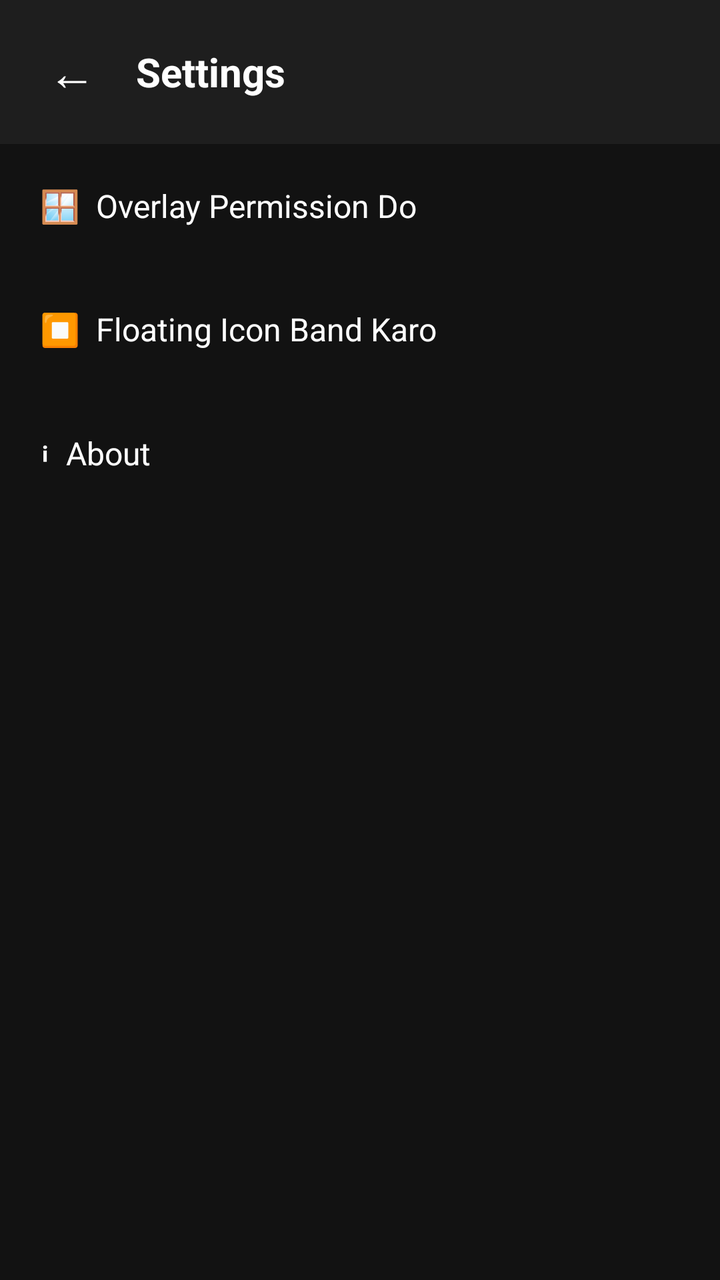
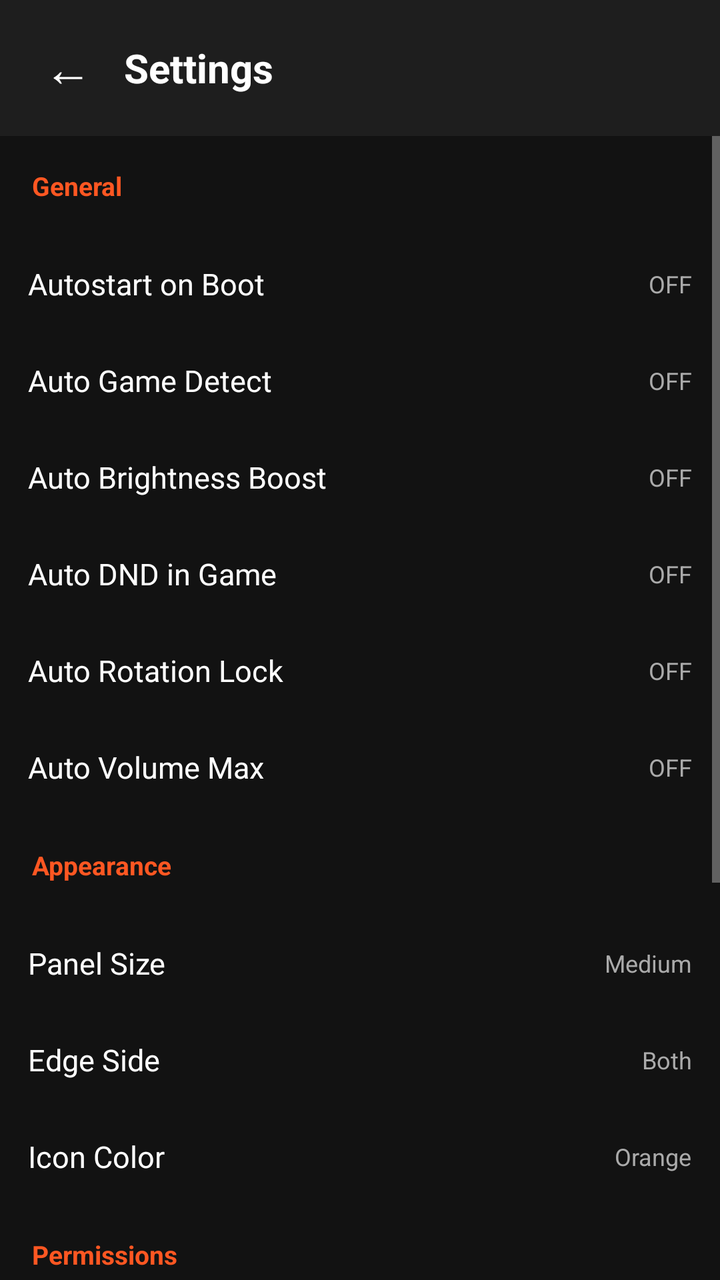

Two renders of the same Android screen: before a commit and after it. Below are the layout's source before the change and the commit's diff.
<!-- AndroidManifest.xml: application theme AppTheme -->
<!-- res/layout/activity_settings.xml -->
<?xml version="1.0" encoding="utf-8"?>
<LinearLayout xmlns:android="http://schemas.android.com/apk/res/android"
    android:layout_width="match_parent"
    android:layout_height="match_parent"
    android:orientation="vertical"
    android:background="#121212">

    <LinearLayout
        android:layout_width="match_parent"
        android:layout_height="wrap_content"
        android:padding="16dp"
        android:orientation="horizontal"
        android:gravity="center_vertical"
        android:background="#1E1E1E">

        <TextView
            android:id="@+id/backBtn"
            android:layout_width="40dp"
            android:layout_height="40dp"
            android:text="←"
            android:textColor="#FFFFFF"
            android:textSize="24sp"
            android:gravity="center"/>

        <TextView
            android:layout_width="0dp"
            android:layout_height="wrap_content"
            android:layout_weight="1"
            android:text="Settings"
            android:textColor="#FFFFFF"
            android:textSize="20sp"
            android:textStyle="bold"
            android:layout_marginStart="12dp"/>
    </LinearLayout>

    <TextView
        android:id="@+id/overlayBtn"
        android:layout_width="match_parent"
        android:layout_height="wrap_content"
        android:padding="20dp"
        android:text="🪟  Overlay Permission Do"
        android:textColor="#FFFFFF"
        android:textSize="16sp"
        android:background="?android:attr/selectableItemBackground"/>

    <TextView
        android:id="@+id/stopBtn"
        android:layout_width="match_parent"
        android:layout_height="wrap_content"
        android:padding="20dp"
        android:text="⏹  Floating Icon Band Karo"
        android:textColor="#FFFFFF"
        android:textSize="16sp"
        android:background="?android:attr/selectableItemBackground"/>

    <TextView
        android:id="@+id/aboutBtn"
        android:layout_width="match_parent"
        android:layout_height="wrap_content"
        android:padding="20dp"
        android:text="ℹ  About"
        android:textColor="#FFFFFF"
        android:textSize="16sp"
        android:background="?android:attr/selectableItemBackground"/>

</LinearLayout>
<!-- resources referenced by this layout -->
<resources>
  <style name="AppTheme" parent="Theme.AppCompat.DayNight.NoActionBar">
          <item name="android:windowBackground">#121212</item>
          <item name="android:statusBarColor">#1E1E1E</item>
          <item name="android:colorAccent">#FF5722</item>
      </style>
</resources>

<!-- the commit's change to res/layout/activity_settings.xml (unified diff, before → after) -->
@@ -3,64 +3,231 @@
     android:layout_width="match_parent"
     android:layout_height="match_parent"
     android:orientation="vertical"
-    android:background="#121212">
+    android:background="@color/dark_bg">
 
     <LinearLayout
         android:layout_width="match_parent"
         android:layout_height="wrap_content"
-        android:padding="16dp"
+        android:padding="14dp"
         android:orientation="horizontal"
         android:gravity="center_vertical"
-        android:background="#1E1E1E">
-
-        <TextView
-            android:id="@+id/backBtn"
-            android:layout_width="40dp"
-            android:layout_height="40dp"
-            android:text="←"
-            android:textColor="#FFFFFF"
-            android:textSize="24sp"
-            android:gravity="center"/>
-
-        <TextView
-            android:layout_width="0dp"
+        android:background="@color/dark_bar">
+        <TextView android:id="@+id/backBtn"
+            android:layout_width="40dp" android:layout_height="40dp"
+            android:text="←" android:textColor="@color/white"
+            android:textSize="24sp" android:gravity="center"/>
+        <TextView android:text="Settings"
+            android:textColor="@color/white" android:textSize="20sp"
+            android:textStyle="bold" android:layout_marginStart="8dp"
+            android:layout_width="wrap_content" android:layout_height="wrap_content"/>
+    </LinearLayout>
+
+    <ScrollView android:layout_width="match_parent"
+        android:layout_height="match_parent">
+        <LinearLayout android:layout_width="match_parent"
             android:layout_height="wrap_content"
-            android:layout_weight="1"
-            android:text="Settings"
-            android:textColor="#FFFFFF"
-            android:textSize="20sp"
-            android:textStyle="bold"
-            android:layout_marginStart="12dp"/>
-    </LinearLayout>
-
-    <TextView
-        android:id="@+id/overlayBtn"
-        android:layout_width="match_parent"
-        android:layout_height="wrap_content"
-        android:padding="20dp"
-        android:text="🪟  Overlay Permission Do"
-        android:textColor="#FFFFFF"
-        android:textSize="16sp"
-        android:background="?android:attr/selectableItemBackground"/>
-
-    <TextView
-        android:id="@+id/stopBtn"
-        android:layout_width="match_parent"
-        android:layout_height="wrap_content"
-        android:padding="20dp"
-        android:text="⏹  Floating Icon Band Karo"
-        android:textColor="#FFFFFF"
-        android:textSize="16sp"
-        android:background="?android:attr/selectableItemBackground"/>
-
-    <TextView
-        android:id="@+id/aboutBtn"
-        android:layout_width="match_parent"
-        android:layout_height="wrap_content"
-        android:padding="20dp"
-        android:text="ℹ  About"
-        android:textColor="#FFFFFF"
-        android:textSize="16sp"
-        android:background="?android:attr/selectableItemBackground"/>
-
+            android:orientation="vertical">
+
+            <TextView android:text="General"
+                android:textColor="@color/orange" android:textSize="13sp"
+                android:textStyle="bold" android:padding="16dp"
+                android:paddingBottom="8dp"
+                android:layout_width="wrap_content" android:layout_height="wrap_content"/>
+
+            <LinearLayout android:id="@+id/rowAutostart"
+                android:layout_width="match_parent" android:layout_height="wrap_content"
+                android:padding="14dp" android:background="?android:attr/selectableItemBackground"
+                android:orientation="horizontal" android:gravity="center_vertical">
+                <TextView android:text="Autostart on Boot"
+                    android:textColor="@color/white" android:textSize="15sp"
+                    android:layout_width="0dp" android:layout_weight="1"
+                    android:layout_height="wrap_content"/>
+                <TextView android:id="@+id/stateAutostart" android:text="OFF"
+                    android:textColor="@color/text_secondary" android:textSize="12sp"
+                    android:layout_width="wrap_content" android:layout_height="wrap_content"/>
+            </LinearLayout>
+
+            <LinearLayout android:id="@+id/rowAutoDetect"
+                android:layout_width="match_parent" android:layout_height="wrap_content"
+                android:padding="14dp" android:background="?android:attr/selectableItemBackground"
+                android:orientation="horizontal" android:gravity="center_vertical">
+                <TextView android:text="Auto Game Detect"
+                    android:textColor="@color/white" android:textSize="15sp"
+                    android:layout_width="0dp" android:layout_weight="1"
+                    android:layout_height="wrap_content"/>
+                <TextView android:id="@+id/stateAutoDetect" android:text="OFF"
+                    android:textColor="@color/text_secondary" android:textSize="12sp"
+                    android:layout_width="wrap_content" android:layout_height="wrap_content"/>
+            </LinearLayout>
+
+            <LinearLayout android:id="@+id/rowAutoBright"
+                android:layout_width="match_parent" android:layout_height="wrap_content"
+                android:padding="14dp" android:background="?android:attr/selectableItemBackground"
+                android:orientation="horizontal" android:gravity="center_vertical">
+                <TextView android:text="Auto Brightness Boost"
+                    android:textColor="@color/white" android:textSize="15sp"
+                    android:layout_width="0dp" android:layout_weight="1"
+                    android:layout_height="wrap_content"/>
+                <TextView android:id="@+id/stateAutoBright" android:text="OFF"
+                    android:textColor="@color/text_secondary" android:textSize="12sp"
+                    android:layout_width="wrap_content" android:layout_height="wrap_content"/>
+            </LinearLayout>
+
+            <LinearLayout android:id="@+id/rowAutoDnd"
+                android:layout_width="match_parent" android:layout_height="wrap_content"
+                android:padding="14dp" android:background="?android:attr/selectableItemBackground"
+                android:orientation="horizontal" android:gravity="center_vertical">
+                <TextView android:text="Auto DND in Game"
+                    android:textColor="@color/white" android:textSize="15sp"
+                    android:layout_width="0dp" android:layout_weight="1"
+                    android:layout_height="wrap_content"/>
+                <TextView android:id="@+id/stateAutoDnd" android:text="OFF"
+                    android:textColor="@color/text_secondary" android:textSize="12sp"
+                    android:layout_width="wrap_content" android:layout_height="wrap_content"/>
+            </LinearLayout>
+
+            <LinearLayout android:id="@+id/rowAutoRotate"
+                android:layout_width="match_parent" android:layout_height="wrap_content"
+                android:padding="14dp" android:background="?android:attr/selectableItemBackground"
+                android:orientation="horizontal" android:gravity="center_vertical">
+                <TextView android:text="Auto Rotation Lock"
+                    android:textColor="@color/white" android:textSize="15sp"
+                    android:layout_width="0dp" android:layout_weight="1"
+                    android:layout_height="wrap_content"/>
+                <TextView android:id="@+id/stateAutoRotate" android:text="OFF"
+                    android:textColor="@color/text_secondary" android:textSize="12sp"
+                    android:layout_width="wrap_content" android:layout_height="wrap_content"/>
+            </LinearLayout>
+
+            <LinearLayout android:id="@+id/rowAutoVolume"
+                android:layout_width="match_parent" android:layout_height="wrap_content"
+                android:padding="14dp" android:background="?android:attr/selectableItemBackground"
+                android:orientation="horizontal" android:gravity="center_vertical">
+                <TextView android:text="Auto Volume Max"
+                    android:textColor="@color/white" android:textSize="15sp"
+                    android:layout_width="0dp" android:layout_weight="1"
+                    android:layout_height="wrap_content"/>
+                <TextView android:id="@+id/stateAutoVolume" android:text="OFF"
+                    android:textColor="@color/text_secondary" android:textSize="12sp"
+                    android:layout_width="wrap_content" android:layout_height="wrap_content"/>
+            </LinearLayout>
+
+            <TextView android:text="Appearance"
+                android:textColor="@color/orange" android:textSize="13sp"
+                android:textStyle="bold" android:padding="16dp"
+                android:paddingBottom="8dp"
+                android:layout_width="wrap_content" android:layout_height="wrap_content"/>
+
+            <LinearLayout android:id="@+id/rowPanelSize"
+                android:layout_width="match_parent" android:layout_height="wrap_content"
+                android:padding="14dp" android:background="?android:attr/selectableItemBackground"
+                android:orientation="horizontal" android:gravity="center_vertical">
+                <TextView android:text="Panel Size"
+                    android:textColor="@color/white" android:textSize="15sp"
+                    android:layout_width="0dp" android:layout_weight="1"
+                    android:layout_height="wrap_content"/>
+                <TextView android:id="@+id/statePanelSize" android:text="Medium"
+                    android:textColor="@color/text_secondary" android:textSize="12sp"
+                    android:layout_width="wrap_content" android:layout_height="wrap_content"/>
+            </LinearLayout>
+
+            <LinearLayout android:id="@+id/rowEdgeSide"
+                android:layout_width="match_parent" android:layout_height="wrap_content"
+                android:padding="14dp" android:background="?android:attr/selectableItemBackground"
+                android:orientation="horizontal" android:gravity="center_vertical">
+                <TextView android:text="Edge Side"
+                    android:textColor="@color/white" android:textSize="15sp"
+                    android:layout_width="0dp" android:layout_weight="1"
+                    android:layout_height="wrap_content"/>
+                <TextView android:id="@+id/stateEdgeSide" android:text="Both"
+                    android:textColor="@color/text_secondary" android:textSize="12sp"
+                    android:layout_width="wrap_content" android:layout_height="wrap_content"/>
+            </LinearLayout>
+
+            <LinearLayout android:id="@+id/rowIconColor"
+                android:layout_width="match_parent" android:layout_height="wrap_content"
+                android:padding="14dp" android:background="?android:attr/selectableItemBackground"
+                android:orientation="horizontal" android:gravity="center_vertical">
+                <TextView android:text="Icon Color"
+                    android:textColor="@color/white" android:textSize="15sp"
+                    android:layout_width="0dp" android:layout_weight="1"
+                    android:layout_height="wrap_content"/>
+                <TextView android:id="@+id/stateIconColor" android:text="Orange"
+                    android:textColor="@color/text_secondary" android:textSize="12sp"
+                    android:layout_width="wrap_content" android:layout_height="wrap_content"/>
+            </LinearLayout>
+
+            <TextView android:text="Permissions"
+                android:textColor="@color/orange" android:textSize="13sp"
+                android:textStyle="bold" android:padding="16dp"
+                android:paddingBottom="8dp"
+                android:layout_width="wrap_content" android:layout_height="wrap_content"/>
+
+            <LinearLayout android:id="@+id/rowOverlayPerm"
+                android:layout_width="match_parent" android:layout_height="wrap_content"
+                android:padding="14dp" android:background="?android:attr/selectableItemBackground"
+                android:orientation="horizontal" android:gravity="center_vertical">
+                <TextView android:text="🪟  Overlay Permission"
+                    android:textColor="@color/white" android:textSize="15sp"
+                    android:layout_width="0dp" android:layout_weight="1"
+                    android:layout_height="wrap_content"/>
+                <TextView android:id="@+id/stateOverlay" android:text="GRANT"
+                    android:textColor="@color/orange" android:textSize="12sp"
+                    android:layout_width="wrap_content" android:layout_height="wrap_content"/>
+            </LinearLayout>
+
+            <LinearLayout android:id="@+id/rowDndPerm"
+                android:layout_width="match_parent" android:layout_height="wrap_content"
+                android:padding="14dp" android:background="?android:attr/selectableItemBackground"
+                android:orientation="horizontal" android:gravity="center_vertical">
+                <TextView android:text="🔕  DND Access"
+                    android:textColor="@color/white" android:textSize="15sp"
+                    android:layout_width="0dp" android:layout_weight="1"
+                    android:layout_height="wrap_content"/>
+                <TextView android:text="GRANT"
+                    android:textColor="@color/orange" android:textSize="12sp"
+                    android:layout_width="wrap_content" android:layout_height="wrap_content"/>
+            </LinearLayout>
+
+            <LinearLayout android:id="@+id/rowUsagePerm"
+                android:layout_width="match_parent" android:layout_height="wrap_content"
+                android:padding="14dp" android:background="?android:attr/selectableItemBackground"
+                android:orientation="horizontal" android:gravity="center_vertical">
+                <TextView android:text="📈  Usage Stats Access"
+                    android:textColor="@color/white" android:textSize="15sp"
+                    android:layout_width="0dp" android:layout_weight="1"
+                    android:layout_height="wrap_content"/>
+                <TextView android:text="GRANT"
+                    android:textColor="@color/orange" android:textSize="12sp"
+                    android:layout_width="wrap_content" android:layout_height="wrap_content"/>
+            </LinearLayout>
+
+            <TextView android:text="Other"
+                android:textColor="@color/orange" android:textSize="13sp"
+                android:textStyle="bold" android:padding="16dp"
+                android:paddingBottom="8dp"
+                android:layout_width="wrap_content" android:layout_height="wrap_content"/>
+
+            <LinearLayout android:id="@+id/rowStop"
+                android:layout_width="match_parent" android:layout_height="wrap_content"
+                android:padding="14dp" android:background="?android:attr/selectableItemBackground"
+                android:orientation="horizontal" android:gravity="center_vertical">
+                <TextView android:text="⏹  Stop Floating Icon"
+                    android:textColor="@color/red" android:textSize="15sp"
+                    android:layout_width="0dp" android:layout_weight="1"
+                    android:layout_height="wrap_content"/>
+            </LinearLayout>
+
+            <LinearLayout android:id="@+id/rowAbout"
+                android:layout_width="match_parent" android:layout_height="wrap_content"
+                android:padding="14dp" android:background="?android:attr/selectableItemBackground"
+                android:orientation="horizontal" android:gravity="center_vertical">
+                <TextView android:text="ℹ  About"
+                    android:textColor="@color/white" android:textSize="15sp"
+                    android:layout_width="0dp" android:layout_weight="1"
+                    android:layout_height="wrap_content"/>
+            </LinearLayout>
+
+        </LinearLayout>
+    </ScrollView>
 </LinearLayout>
<!-- resource entries referenced after the edit -->
@@ -1,9 +1,19 @@
 <!-- resources referenced by this layout -->
 <resources>
+  <color name="dark_bar">#FF1E1E1E</color>
+  <color name="dark_bg">#FF121212</color>
+  <color name="orange">#FFFF5722</color>
+  <color name="red">#FFF44336</color>
+  <color name="text_secondary">#FFAAAAAA</color>
+  <color name="white">#FFFFFFFF</color>
   <style name="AppTheme" parent="Theme.AppCompat.DayNight.NoActionBar">
-          <item name="android:windowBackground">#121212</item>
-          <item name="android:statusBarColor">#1E1E1E</item>
-          <item name="android:colorAccent">#FF5722</item>
+          <item name="android:windowBackground">@color/dark_bg</item>
+          <item name="android:statusBarColor">@color/dark_bar</item>
+          <item name="android:navigationBarColor">@color/dark_bg</item>
+          <item name="android:colorAccent">@color/orange</item>
+          <item name="android:textColorPrimary">@color/text_primary</item>
+          <item name="android:textColorSecondary">@color/text_secondary</item>
       </style>
+  <color name="text_primary">#FFFFFFFF</color>
 </resources>
 
